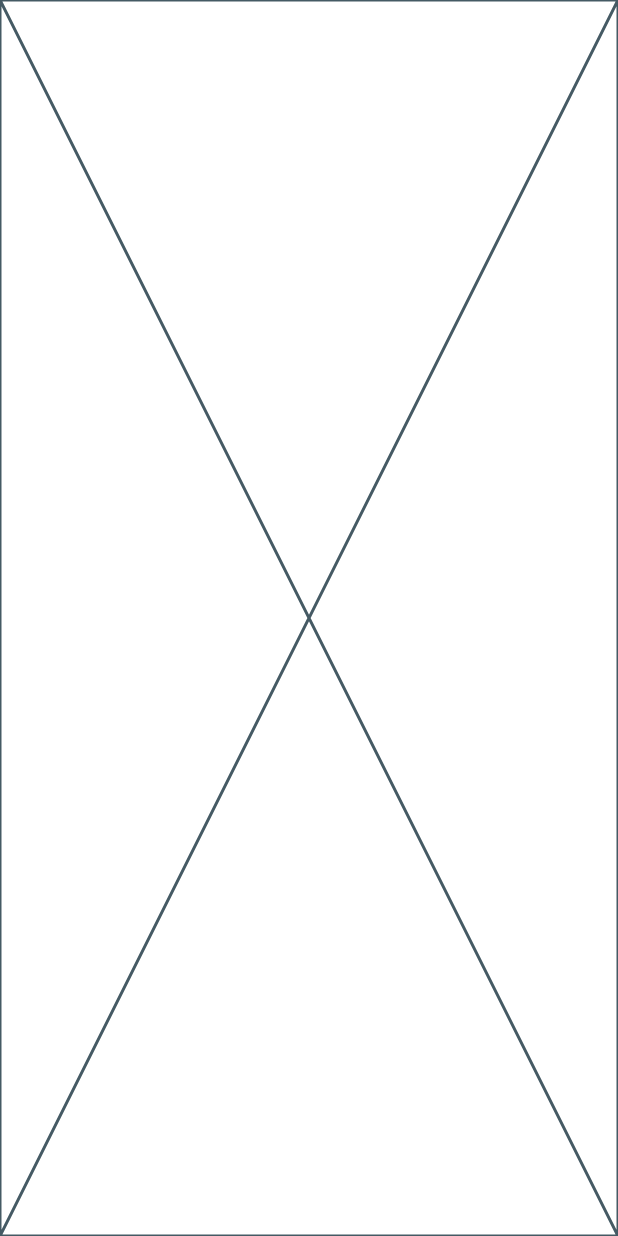
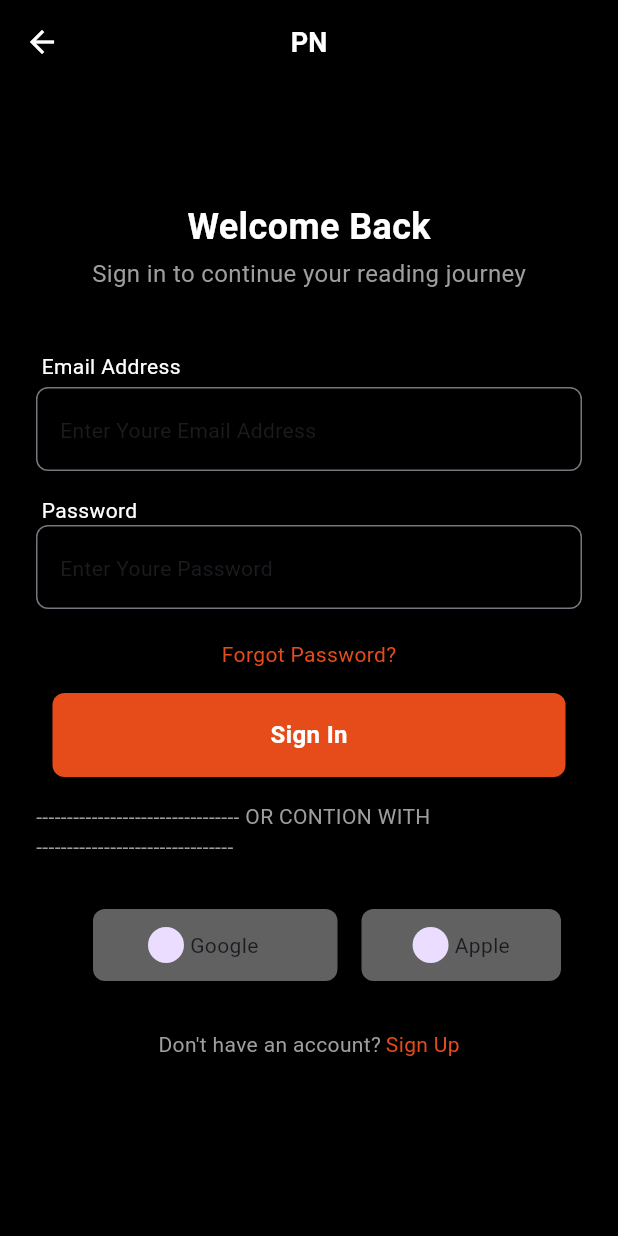
Before and after one commit to Brahm03/pn-app, a Flutter app: the screen it shows after launch, on a phone screen of 412 x 824 dp. Run offline on Flutter 3.47's test engine with Material 3 defaults, Android fonts, the phone set to English and light mode, and no system bars; our stand-ins replace dio, equatable.

Commit message:
add change password and register screen

```diff
--- a/lib/src/core/app/app.dart
+++ b/lib/src/core/app/app.dart
@@ -1,5 +1,8 @@
+
+
 import 'package:flutter/material.dart';
-import 'package:pn_app/src/core/router/app_router.dart';
+
+import '../router/app_router.dart';
 
 class App extends StatelessWidget {
   const App({super.key});
@@ -7,10 +10,10 @@ class App extends StatelessWidget {
   @override
   Widget build(BuildContext context) {
     return MaterialApp(
-      debugShowCheckedModeBanner: true,
+      debugShowCheckedModeBanner: false,
       title: 'PN app',
       onGenerateRoute: AppRouter.onGenerateRoute,
-      initialRoute: '/login',
+      initialRoute: '/welcome',
     );
   }
 }
--- a/lib/src/core/router/app_router.dart
+++ b/lib/src/core/router/app_router.dart
@@ -1,4 +1,8 @@
 import 'package:flutter/material.dart';
+import 'package:pn_app/src/features/auth/presentation/auth/screens/change_password_page.screen.dart';
+import 'package:pn_app/src/features/auth/presentation/auth/screens/forgot_password_screen.dart';
+import 'package:pn_app/src/features/auth/presentation/auth/screens/sign_up_screen.dart';
+import 'package:pn_app/src/features/auth/presentation/auth/screens/welcome_screen.dart';
 import 'package:pn_app/src/features/auth/presentation/screens/login_page.dart';
 
 class AppRouter {
@@ -6,6 +10,14 @@ class AppRouter {
     switch (settings.name) {
       case '/login':
         return customRouter(LoginPage());
+         case '/welcome':
+        return customRouter(WelcomeScreen());
+         case '/change_password':
+        return customRouter(ChangePassword());
+          case '/sign_up':
+        return customRouter(SignUpScreen());
+         case '/forgot_password':
+        return customRouter(ForgotPasswordScreen());
       // case "sign_up":
       //   return customRouter();
       default:
--- /dev/null
+++ b/lib/src/features/auth/presentation/auth/screens/welcome_screen.dart
@@ -0,0 +1,202 @@
+import 'package:flutter/material.dart';
+
+class WelcomeScreen extends StatefulWidget {
+  const WelcomeScreen({super.key});
+
+  @override
+  State<WelcomeScreen> createState() => _WelcomeScreenState();
+}
+
+class _WelcomeScreenState extends State<WelcomeScreen> {
+  @override
+  Widget build(BuildContext context) {
+    return Scaffold(
+      resizeToAvoidBottomInset: false,
+      backgroundColor: Colors.black,
+      appBar: AppBar(
+        centerTitle: true,
+        backgroundColor: Colors.black,
+        title: Text(
+          "PN",
+          style: TextStyle(
+            color: Colors.white,
+            fontSize: 18,
+            fontWeight: FontWeight.w700,
+          ),
+        ),
+        leading: BackButton(color: Colors.white),
+      ),
+      body: Padding(
+        padding: const EdgeInsets.symmetric(horizontal: 24),
+        child: Column(
+          crossAxisAlignment: CrossAxisAlignment.start,
+          mainAxisAlignment: MainAxisAlignment.start,
+          children: [
+            SizedBox(height: 78),
+            Center(
+              child: Text(
+                "Welcome Back",
+                style: TextStyle(
+                  color: Colors.white,
+                  fontSize: 24,
+                  fontWeight: FontWeight.w700,
+                ),
+              ),
+            ),
+            SizedBox(height: 3),
+            Center(
+              child: Text(
+                "Sign in to continue your reading journey",
+                style: TextStyle(
+                  color: Colors.grey,
+                  fontSize: 16,
+                  fontWeight: FontWeight.w400,
+                ),
+              ),
+            ),
+            SizedBox(height: 40),
+            Text(
+              " Email Address",
+              style: TextStyle(
+                color: Colors.white,
+                fontSize: 14,
+                fontWeight: FontWeight.w400,
+              ),
+            ),
+            SizedBox(height: 4),
+            TextFormField(
+              keyboardType: TextInputType.emailAddress,
+              decoration: InputDecoration(
+
+                hint: Text("Enter Youre Email Address"),
+                border: OutlineInputBorder(
+                  borderRadius: BorderRadius.circular(8),
+                ),
+              ),
+            ),
+            SizedBox(height: 16),
+            Text(
+              " Password",
+              style: TextStyle(
+                color: Colors.white,
+                fontSize: 14,
+                fontWeight: FontWeight.w400,
+              ),
+            ),
+            TextFormField(
+
+              keyboardType: TextInputType.visiblePassword,
+              decoration: InputDecoration(
+                hint: Text("Enter Youre Password"),
+                border: OutlineInputBorder(
+                  borderRadius: BorderRadius.circular(8),
+                ),
+              ),
+            ),
+            SizedBox(height: 20),
+            Center(
+              child: InkWell(
+                onTap: () {},
+                child: Text(
+                  "Forgot Password?",
+                  style: TextStyle(color: Color(0xffE64C19)),
+                ),
+              ),
+            ),
+            SizedBox(height: 16),
+            Center(
+              child: Container(
+                height: 56,
+                width: 342,
+                decoration: BoxDecoration(
+                  borderRadius: BorderRadius.circular(8),
+                  color: Color(0xffE64C19),
+                ),
+                child: Center(
+                  child: Text(
+                    "Sign In",
+                    style: TextStyle(
+                      color: Colors.white,
+                      fontSize: 16,
+                      fontWeight: FontWeight.w600,
+                    ),
+                  ),
+                ),
+              ),
+            ),
+            SizedBox(height: 16),
+            Center(
+              child: Text(
+                "--------------------------------- OR CONTION WITH --------------------------------",
+                style: TextStyle(color: Colors.grey),
+              ),
+            ),
+            SizedBox(height: 32),
+            Row(
+              mainAxisAlignment: MainAxisAlignment.center,
+              children: [
+                SizedBox(width: 24),
+                Container(
+                  height: 48,
+                  width: 163,
+                  decoration: BoxDecoration(
+                    borderRadius: BorderRadius.circular(8),
+                    color: Colors.grey[700],
+                  ),
+                  child: Row(
+                    mainAxisAlignment: MainAxisAlignment.center,
+                    children: [
+                      CircleAvatar(radius: 12),
+                      SizedBox(width: 4),
+                      Text("Google"),
+                      SizedBox(width: 16),
+                    ],
+                  ),
+                ),
+                SizedBox(width: 16),
+                Container(
+                  height: 48,
+                  width: 133,
+                  decoration: BoxDecoration(
+                    borderRadius: BorderRadius.circular(8),
+                    color: Colors.grey[700],
+                  ),
+                  child: Row(
+                    mainAxisAlignment: MainAxisAlignment.center,
+                    children: [
+                      CircleAvatar(radius: 12),
+                      SizedBox(width: 4),
+                      Text("Apple"),
+                    ],
+                  ),
+                ),
+              ],
+            ),
+            SizedBox(height: 32),
+            Row(
+              mainAxisAlignment: MainAxisAlignment.center,
+              children: [
+                Center(
+                  child: Text(
+                    "Don't have an account?",
+                    style: TextStyle(color: Colors.grey),
+                  ),
+                ),
+                SizedBox(width: 3,),
+                InkWell(
+                  onTap: () {
+                    Navigator.pushNamed(context, '/sign_up');
+                  },
+                  child: Text(
+                    "Sign Up",
+                    style: TextStyle(color: Color(0xffE64C19)),
+                  ),
+                ),
+              ],
+            ),
+          ],
+        ),
+      ),
+    );
+  }
+}
```
Also changed, not shown: lib/main.dart (+5 -2 lines), lib/src/features/auth/presentation/auth/screens/change_password_page.screen.dart (added, +109 -0 lines), lib/src/features/auth/presentation/auth/screens/forgot_password_screen.dart (added, +133 -0 lines), lib/src/features/auth/presentation/auth/screens/sign_up_screen.dart (added, +220 -0 lines), pubspec.lock, 1 other file.
